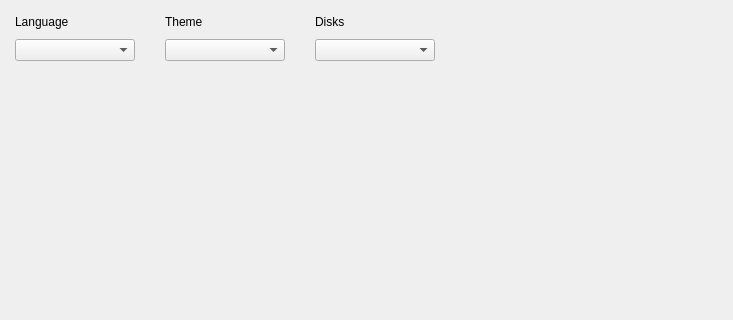
The window that stacer/Pages/Settings/settings_page.ui (oguzhaninan/Stacer) describes before a commit, drawn with Qt 5; both pictures show x 0 to 733 and y 0 to 320 of the 733 by 479 pixel window.
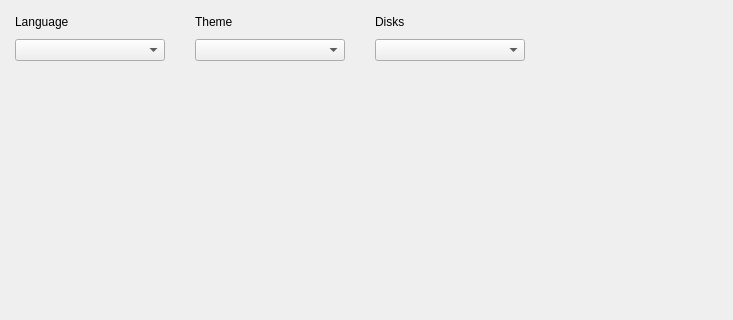
The same window after the commit.

Patch:
```diff
--- a/stacer/Pages/Settings/settings_page.ui
+++ b/stacer/Pages/Settings/settings_page.ui
@@ -75,13 +75,13 @@
     <widget class="QComboBox" name="themesCmb">
      <property name="minimumSize">
       <size>
-       <width>120</width>
+       <width>150</width>
        <height>0</height>
       </size>
      </property>
      <property name="maximumSize">
       <size>
-       <width>150</width>
+       <width>200</width>
        <height>16777215</height>
       </size>
      </property>
@@ -100,13 +100,13 @@
     <widget class="QComboBox" name="languagesCmb">
      <property name="minimumSize">
       <size>
-       <width>120</width>
+       <width>150</width>
        <height>0</height>
       </size>
      </property>
      <property name="maximumSize">
       <size>
-       <width>150</width>
+       <width>200</width>
        <height>16777215</height>
       </size>
      </property>
@@ -132,13 +132,13 @@
     <widget class="QComboBox" name="disksCmb">
      <property name="minimumSize">
       <size>
-       <width>120</width>
+       <width>150</width>
        <height>0</height>
       </size>
      </property>
      <property name="maximumSize">
       <size>
-       <width>150</width>
+       <width>200</width>
        <height>16777215</height>
       </size>
      </property>
```
